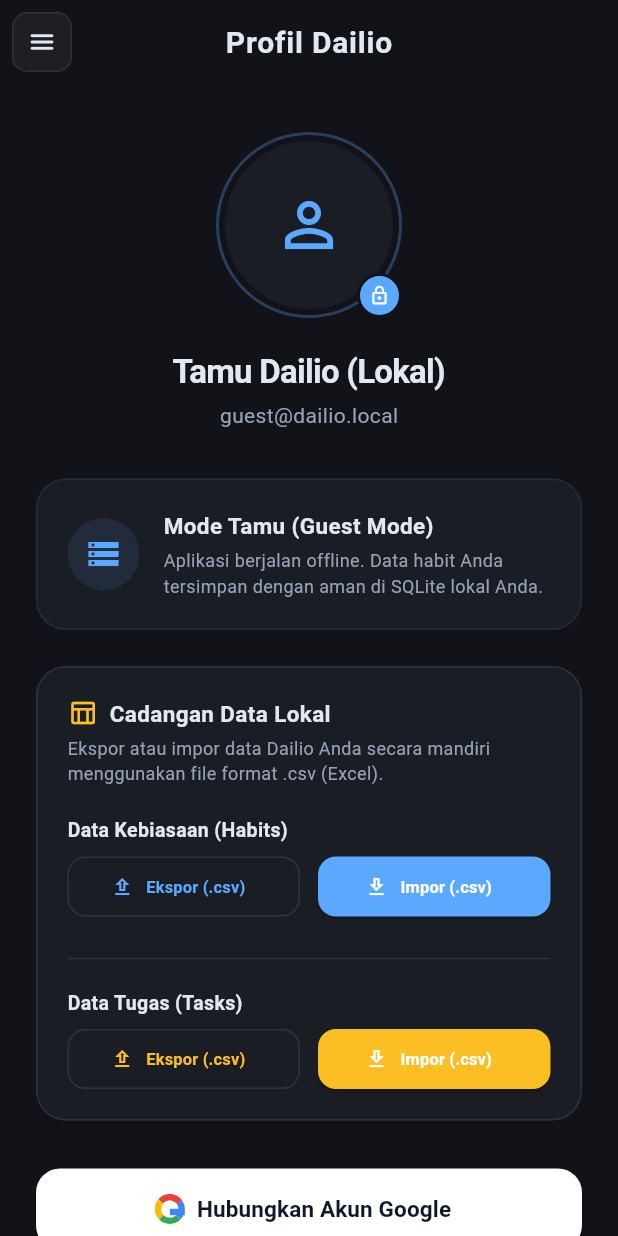
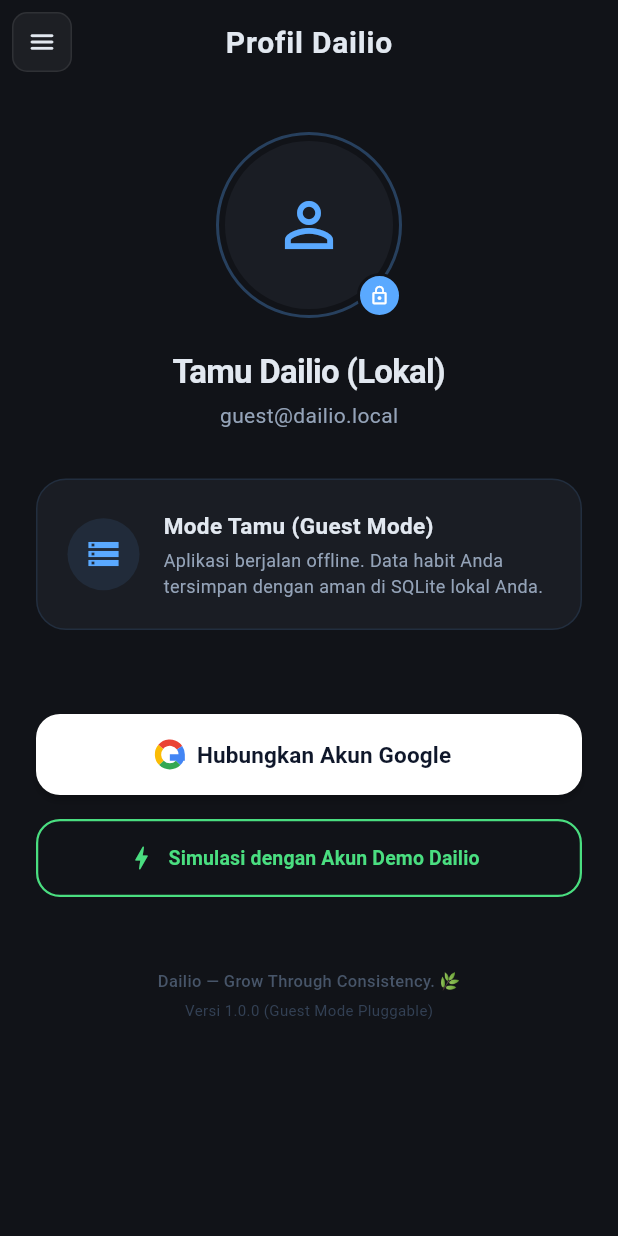
Before and after one commit to anharahya-gif/HabitTrackerApp, a Flutter app: the ProfilePage screen opened by its route, on a phone screen of 412 x 824 dp. Run offline on Flutter 3.47's test engine with Material 3 defaults, Android fonts, the phone set to English and light mode, and no system bars; our stand-ins replace cloud_firestore, connectivity_plus, file_picker, firebase_auth, firebase_core, flutter_local_notifications and 7 more; missing offline and left inert: home_widget; accounts and stored records are empty.

```diff
--- a/lib/features/auth/presentation/pages/profile_page.dart
+++ b/lib/features/auth/presentation/pages/profile_page.dart
@@ -310,7 +310,7 @@
           const SizedBox(height: 24),
 
           // 2.5. Cadangan Data Lokal (.xml) Ekspor & Impor
-          _buildBackupSection(context, ref, habits, tasks),
+          // _buildBackupSection(context, ref, habits, tasks),
 
           if (kDebugMode) ...[
             const SizedBox(height: 24),
@@ -688,357 +688,357 @@
     );
   }
 
-  /// Membangun kartu cadangan lokal untuk melakukan ekspor & impor CSV
-  Widget _buildBackupSection(BuildContext context, WidgetRef ref, List<Habit> habits, List<Task> tasks) {
-    final theme = Theme.of(context);
-    final isDark = theme.brightness == Brightness.dark;
-    final cardColor = isDark ? const Color(0xff1a1d24) : theme.colorScheme.surface;
-    final borderColor = isDark ? const Color(0xff2e3342) : const Color(0xffe2e8f0);
-    final textPrimary = isDark ? const Color(0xffe2e8f0) : theme.colorScheme.onSurface;
-    final textSecondary = isDark ? const Color(0xff94a3b8) : theme.colorScheme.onSurface.withOpacity(0.6);
+//   /// Membangun kartu cadangan lokal untuk melakukan ekspor & impor CSV
+//   Widget _buildBackupSection(BuildContext context, WidgetRef ref, List<Habit> habits, List<Task> tasks) {
+//     final theme = Theme.of(context);
+//     final isDark = theme.brightness == Brightness.dark;
+//     final cardColor = isDark ? const Color(0xff1a1d24) : theme.colorScheme.surface;
+//     final borderColor = isDark ? const Color(0xff2e3342) : const Color(0xffe2e8f0);
+//     final textPrimary = isDark ? const Color(0xffe2e8f0) : theme.colorScheme.onSurface;
+//     final textSecondary = isDark ? const Color(0xff94a3b8) : theme.colorScheme.onSurface.withOpacity(0.6);
 
-    return Container(
-      width: double.infinity,
-      padding: const EdgeInsets.all(20),
-      decoration: BoxDecoration(
-        color: cardColor,
-        borderRadius: BorderRadius.circular(20),
-        border: Border.all(
-          color: borderColor,
-        ),
-      ),
-      child: Column(
-        crossAxisAlignment: CrossAxisAlignment.start,
-        children: [
-          Row(
-            children: [
-              const Icon(Icons.table_chart_outlined, color: AppTheme.statusSkipped, size: 20),
-              const SizedBox(width: 8),
-              Text(
-                'Cadangan Data Lokal',
-                style: TextStyle(
-                  fontWeight: FontWeight.bold,
-                  fontSize: 15,
-                  color: textPrimary,
-                ),
-              ),
-            ],
-          ),
-          const SizedBox(height: 4),
-          Text(
-            'Ekspor atau impor data Dailio Anda secara mandiri menggunakan file format .csv (Excel).',
-            style: TextStyle(
-              fontSize: 12,
-              color: textSecondary,
-              height: 1.4,
-            ),
-          ),
-          const SizedBox(height: 20),
+//     return Container(
+//       width: double.infinity,
+//       padding: const EdgeInsets.all(20),
+//       decoration: BoxDecoration(
+//         color: cardColor,
+//         borderRadius: BorderRadius.circular(20),
+//         border: Border.all(
+//           color: borderColor,
+//         ),
+//       ),
+//       child: Column(
+//         crossAxisAlignment: CrossAxisAlignment.start,
+//         children: [
+//           Row(
+//             children: [
+//               const Icon(Icons.table_chart_outlined, color: AppTheme.statusSkipped, size: 20),
+//               const SizedBox(width: 8),
+//               Text(
+//                 'Cadangan Data Lokal',
+//                 style: TextStyle(
+//                   fontWeight: FontWeight.bold,
+//                   fontSize: 15,
+//                   color: textPrimary,
+//                 ),
+//               ),
+//             ],
+//           ),
+//           const SizedBox(height: 4),
+//           Text(
+//             'Ekspor atau impor data Dailio Anda secara mandiri menggunakan file format .csv (Excel).',
+//             style: TextStyle(
+//               fontSize: 12,
+//               color: textSecondary,
+//               height: 1.4,
+//             ),
+//           ),
+//           const SizedBox(height: 20),
 
-          // --- HABITS SECTION ---
-          Text(
-            'Data Kebiasaan (Habits)',
-            style: TextStyle(
-              fontWeight: FontWeight.bold,
-              fontSize: 13,
-              color: textPrimary,
-            ),
-          ),
-          const SizedBox(height: 8),
-          Row(
-            children: [
-              // Tombol Ekspor Habits
-              Expanded(
-                child: SizedBox(
-                  height: 40,
-                  child: OutlinedButton.icon(
-                    onPressed: () => _exportHabits(context, habits),
-                    style: OutlinedButton.styleFrom(
-                      foregroundColor: AppTheme.accentPrimary,
-                      side: BorderSide(color: borderColor),
-                      shape: RoundedRectangleBorder(
-                        borderRadius: BorderRadius.circular(12),
-                      ),
-                    ),
-                    icon: const Icon(Icons.upload_outlined, size: 16),
-                    label: const Text(
-                      'Ekspor (.csv)',
-                      style: TextStyle(fontWeight: FontWeight.bold, fontSize: 11),
-                    ),
-                  ),
-                ),
-              ),
-              const SizedBox(width: 12),
+//           // --- HABITS SECTION ---
+//           Text(
+//             'Data Kebiasaan (Habits)',
+//             style: TextStyle(
+//               fontWeight: FontWeight.bold,
+//               fontSize: 13,
+//               color: textPrimary,
+//             ),
+//           ),
+//           const SizedBox(height: 8),
+//           Row(
+//             children: [
+//               // Tombol Ekspor Habits
+//               Expanded(
+//                 child: SizedBox(
+//                   height: 40,
+//                   child: OutlinedButton.icon(
+//                     onPressed: () => _exportHabits(context, habits),
+//                     style: OutlinedButton.styleFrom(
+//                       foregroundColor: AppTheme.accentPrimary,
+//                       side: BorderSide(color: borderColor),
+//                       shape: RoundedRectangleBorder(
+//                         borderRadius: BorderRadius.circular(12),
+//                       ),
+//                     ),
+//                     icon: const Icon(Icons.upload_outlined, size: 16),
+//                     label: const Text(
+//                       'Ekspor (.csv)',
+//                       style: TextStyle(fontWeight: FontWeight.bold, fontSize: 11),
+//                     ),
+//                   ),
+//                 ),
+//               ),
+//               const SizedBox(width: 12),
 
-              // Tombol Impor Habits
-              Expanded(
-                child: SizedBox(
-                  height: 40,
-                  child: ElevatedButton.icon(
-                    onPressed: () => _importHabits(context, ref),
-                    style: ElevatedButton.styleFrom(
-                      backgroundColor: AppTheme.accentPrimary,
-                      foregroundColor: Colors.white,
-                      shape: RoundedRectangleBorder(
-                        borderRadius: BorderRadius.circular(12),
-                      ),
-                    ),
-                    icon: const Icon(Icons.download_outlined, size: 16),
-                    label: const Text(
-                      'Impor (.csv)',
-                      style: TextStyle(fontWeight: FontWeight.bold, fontSize: 11),
-                    ),
-                  ),
-                ),
-              ),
-            ],
-          ),
+//               // Tombol Impor Habits
+//               Expanded(
+//                 child: SizedBox(
+//                   height: 40,
+//                   child: ElevatedButton.icon(
+//                     onPressed: () => _importHabits(context, ref),
+//                     style: ElevatedButton.styleFrom(
+//                       backgroundColor: AppTheme.accentPrimary,
+//                       foregroundColor: Colors.white,
+//                       shape: RoundedRectangleBorder(
+//                         borderRadius: BorderRadius.circular(12),
+//                       ),
+//                     ),
+//                     icon: const Icon(Icons.download_outlined, size: 16),
+//                     label: const Text(
+//                       'Impor (.csv)',
+//                       style: TextStyle(fontWeight: FontWeight.bold, fontSize: 11),
+//                     ),
+//                   ),
+//                 ),
+//               ),
+//             ],
+//           ),
 
-          const SizedBox(height: 20),
-          Divider(color: borderColor),
-          const SizedBox(height: 12),
+//           const SizedBox(height: 20),
+//           Divider(color: borderColor),
+//           const SizedBox(height: 12),
 
-          // --- TASKS SECTION ---
-          Text(
-            'Data Tugas (Tasks)',
-            style: TextStyle(
-              fontWeight: FontWeight.bold,
-              fontSize: 13,
-              color: textPrimary,
-            ),
-          ),
-          const SizedBox(height: 8),
-          Row(
-            children: [
-              // Tombol Ekspor Tasks
-              Expanded(
-                child: SizedBox(
-                  height: 40,
-                  child: OutlinedButton.icon(
-                    onPressed: () => _exportTasks(context, tasks),
-                    style: OutlinedButton.styleFrom(
-                      foregroundColor: AppTheme.statusSkipped,
-                      side: BorderSide(color: borderColor),
-                      shape: RoundedRectangleBorder(
-                        borderRadius: BorderRadius.circular(12),
-                      ),
-                    ),
-                    icon: const Icon(Icons.upload_outlined, size: 16),
-                    label: const Text(
-                      'Ekspor (.csv)',
-                      style: TextStyle(fontWeight: FontWeight.bold, fontSize: 11),
-                    ),
-                  ),
-                ),
-              ),
-              const SizedBox(width: 12),
+//           // --- TASKS SECTION ---
+//           Text(
+//             'Data Tugas (Tasks)',
+//             style: TextStyle(
+//               fontWeight: FontWeight.bold,
+//               fontSize: 13,
+//               color: textPrimary,
+//             ),
+//           ),
+//           const SizedBox(height: 8),
+//           Row(
+//             children: [
+//               // Tombol Ekspor Tasks
+//               Expanded(
+//                 child: SizedBox(
+//                   height: 40,
+//                   child: OutlinedButton.icon(
+//                     onPressed: () => _exportTasks(context, tasks),
+//                     style: OutlinedButton.styleFrom(
+//                       foregroundColor: AppTheme.statusSkipped,
+//                       side: BorderSide(color: borderColor),
+//                       shape: RoundedRectangleBorder(
+//                         borderRadius: BorderRadius.circular(12),
+//                       ),
+//                     ),
+//                     icon: const Icon(Icons.upload_outlined, size: 16),
+//                     label: const Text(
+//                       'Ekspor (.csv)',
+//                       style: TextStyle(fontWeight: FontWeight.bold, fontSize: 11),
+//                     ),
+//                   ),
+//                 ),
+//               ),
+//               const SizedBox(width: 12),
 
-              // Tombol Impor Tasks
-              Expanded(
-                child: SizedBox(
-                  height: 40,
-                  child: ElevatedButton.icon(
-                    onPressed: () => _importTasks(context, ref),
-                    style: ElevatedButton.styleFrom(
-                      backgroundColor: AppTheme.statusSkipped,
-                      foregroundColor: Colors.white,
-                      shape: RoundedRectangleBorder(
-                        borderRadius: BorderRadius.circular(12),
-                      ),
-                    ),
-                    icon: const Icon(Icons.download_outlined, size: 16),
-                    label: const Text(
-                      'Impor (.csv)',
-                      style: TextStyle(fontWeight: FontWeight.bold, fontSize: 11),
-                    ),
-                  ),
-                ),
-              ),
-            ],
-          ),
-        ],
-      ),
-    );
-  }
+//               // Tombol Impor Tasks
+//               Expanded(
+//                 child: SizedBox(
+//                   height: 40,
+//                   child: ElevatedButton.icon(
+//                     onPressed: () => _importTasks(context, ref),
+//                     style: ElevatedButton.styleFrom(
+//                       backgroundColor: AppTheme.statusSkipped,
+//                       foregroundColor: Colors.white,
+//                       shape: RoundedRectangleBorder(
+//                         borderRadius: BorderRadius.circular(12),
+//                       ),
+//                     ),
+//                     icon: const Icon(Icons.download_outlined, size: 16),
+//                     label: const Text(
+//                       'Impor (.csv)',
+//                       style: TextStyle(fontWeight: FontWeight.bold, fontSize: 11),
+//                     ),
+//                   ),
+//                 ),
+//               ),
+//             ],
+//           ),
+//         ],
+//       ),
+//     );
+//   }
 
-  /// Proses mengekspor habit lokal ke file CSV dan membagikannya via Share Sheet
-  Future<void> _exportHabits(BuildContext context, List<Habit> habits) async {
-    if (habits.isEmpty) {
-      ScaffoldMessenger.of(context).showSnackBar(
-        const SnackBar(
-          content: Text('Anda belum memiliki kebiasaan aktif untuk diekspor.'),
-          backgroundColor: AppTheme.statusSkipped,
-        ),
-      );
-      return;
-    }
+//   /// Proses mengekspor habit lokal ke file CSV dan membagikannya via Share Sheet
+//   Future<void> _exportHabits(BuildContext context, List<Habit> habits) async {
+//     if (habits.isEmpty) {
+//       ScaffoldMessenger.of(context).showSnackBar(
+//         const SnackBar(
+//           content: Text('Anda belum memiliki kebiasaan aktif untuk diekspor.'),
+//           backgroundColor: AppTheme.statusSkipped,
+//         ),
+//       );
+//       return;
+//     }
 
-    try {
-      // 1. Generate konten CSV
-      final csvString = CsvHabitHelper.habitsToCsv(habits);
+//     try {
+//       // 1. Generate konten CSV
+//       final csvString = CsvHabitHelper.habitsToCsv(habits);
 
-      // 2. Simpan di direktori temporer HP
-      final directory = await getTemporaryDirectory();
-      final file = File('${directory.path}/dailio_habits_backup.csv');
-      await file.writeAsString(csvString);
+//       // 2. Simpan di direktori temporer HP
+//       final directory = await getTemporaryDirectory();
+//       final file = File('${directory.path}/dailio_habits_backup.csv');
+//       await file.writeAsString(csvString);
 
-      // 3. Share file CSV menggunakan Share Sheet native OS
-      await Share.shareXFiles(
-        [XFile(file.path)],
-        subject: 'Dailio Habits Backup (.csv)',
-        text: 'Berikut adalah file backup daftar kebiasaan Dailio saya! 🌱',
-      );
-    } catch (e) {
-      ScaffoldMessenger.of(context).showSnackBar(
-        SnackBar(
-          content: Text('Gagal mengekspor data: $e'),
-          backgroundColor: AppTheme.statusMissed,
-        ),
-      );
-    }
-  }
+//       // 3. Share file CSV menggunakan Share Sheet native OS
+//       await Share.shareXFiles(
+//         [XFile(file.path)],
+//         subject: 'Dailio Habits Backup (.csv)',
+//         text: 'Berikut adalah file backup daftar kebiasaan Dailio saya! 🌱',
+//       );
+//     } catch (e) {
+//       ScaffoldMessenger.of(context).showSnackBar(
+//         SnackBar(
+//           content: Text('Gagal mengekspor data: $e'),
+//           backgroundColor: AppTheme.statusMissed,
+//         ),
+//       );
+//     }
+//   }
 
-  /// Proses mengimpor file CSV dari storage lokal dan memasukkannya ke database SQLite
-  Future<void> _importHabits(BuildContext context, WidgetRef ref) async {
-    try {
-      // 1. Buka File Picker bawaan OS untuk menyaring berkas .csv
-      final result = await FilePicker.pickFiles(
-        type: FileType.custom,
-        allowedExtensions: ['csv'],
-      );
+//   /// Proses mengimpor file CSV dari storage lokal dan memasukkannya ke database SQLite
+//   Future<void> _importHabits(BuildContext context, WidgetRef ref) async {
+//     try {
+//       // 1. Buka File Picker bawaan OS untuk menyaring berkas .csv
+//       final result = await FilePicker.pickFiles(
+//         type: FileType.custom,
+//         allowedExtensions: ['csv'],
+//       );
 
-      if (result == null || result.files.single.path == null) {
-        // Proses dibatalkan oleh user
-        return;
-      }
+//       if (result == null || result.files.single.path == null) {
+//         // Proses dibatalkan oleh user
+//         return;
+//       }
 
-      // 2. Baca isi file CSV
-      final file = File(result.files.single.path!);
-      final csvContent = await file.readAsString();
+//       // 2. Baca isi file CSV
+//       final file = File(result.files.single.path!);
+//       final csvContent = await file.readAsString();
 
-      // 3. Parsing CSV ke List<Habit>
-      final importedHabits = CsvHabitHelper.csvToHabits(csvContent);
+//       // 3. Parsing CSV ke List<Habit>
+//       final importedHabits = CsvHabitHelper.csvToHabits(csvContent);
 
-      if (importedHabits.isEmpty) {
-        ScaffoldMessenger.of(context).showSnackBar(
-          const SnackBar(
-            content: Text('File CSV kosong atau tidak sesuai dengan format ekspor Dailio.'),
-            backgroundColor: AppTheme.statusSkipped,
-          ),
-        );
-        return;
-      }
+//       if (importedHabits.isEmpty) {
+//         ScaffoldMessenger.of(context).showSnackBar(
+//           const SnackBar(
+//             content: Text('File CSV kosong atau tidak sesuai dengan format ekspor Dailio.'),
+//             backgroundColor: AppTheme.statusSkipped,
+//           ),
+//         );
+//         return;
+//       }
 
-      // 4. Masukkan ke dalam SQLite menggunakan controller HabitList secara paralel/sekuensial
-      int successCount = 0;
-      for (final habit in importedHabits) {
-        final res = await ref.read(habitListProvider.notifier).addHabit(habit);
-        if (res is Success<void>) {
-          successCount++;
-        }
-      }
+//       // 4. Masukkan ke dalam SQLite menggunakan controller HabitList secara paralel/sekuensial
+//       int successCount = 0;
+//       for (final habit in importedHabits) {
+//         final res = await ref.read(habitListProvider.notifier).addHabit(habit);
+//         if (res is Success<void>) {
+//           successCount++;
+//         }
+//       }
 
-      // 5. Beri feedback visual SnackBar
-      ScaffoldMessenger.of(context).showSnackBar(
-        SnackBar(
-          content: Text('Berhasil memulihkan $successCount dari ${importedHabits.length} kebiasaan! 🎉'),
-          backgroundColor: AppTheme.statusDone,
-        ),
-      );
-    } catch (e) {
-      ScaffoldMessenger.of(context).showSnackBar(
-        SnackBar(
-          content: Text('Gagal mengimpor data. Pastikan format CSV sesuai.\nError: $e'),
-          backgroundColor: AppTheme.statusMissed,
-        ),
-      );
-    }
-  }
+//       // 5. Beri feedback visual SnackBar
+//       ScaffoldMessenger.of(context).showSnackBar(
+//         SnackBar(
+//           content: Text('Berhasil memulihkan $successCount dari ${importedHabits.length} kebiasaan! 🎉'),
+//           backgroundColor: AppTheme.statusDone,
+//         ),
+//       );
+//     } catch (e) {
+//       ScaffoldMessenger.of(context).showSnackBar(
+//         SnackBar(
+//           content: Text('Gagal mengimpor data. Pastikan format CSV sesuai.\nError: $e'),
+//           backgroundColor: AppTheme.statusMissed,
+//         ),
+//       );
+//     }
+//   }
 
-  /// Proses mengekspor tasks lokal ke file CSV dan membagikannya via Share Sheet
-  Future<void> _exportTasks(BuildContext context, List<Task> tasks) async {
-    if (tasks.isEmpty) {
-      ScaffoldMessenger.of(context).showSnackBar(
-        const SnackBar(
-          content: Text('Anda belum memiliki tugas untuk diekspor.'),
-          backgroundColor: AppTheme.statusSkipped,
-        ),
-      );
-      return;
-    }
+//   /// Proses mengekspor tasks lokal ke file CSV dan membagikannya via Share Sheet
+//   Future<void> _exportTasks(BuildContext context, List<Task> tasks) async {
+//     if (tasks.isEmpty) {
+//       ScaffoldMessenger.of(context).showSnackBar(
+//         const SnackBar(
+//           content: Text('Anda belum memiliki tugas untuk diekspor.'),
+//           backgroundColor: AppTheme.statusSkipped,
+//         ),
+//       );
+//       return;
+//     }
 
-    try {
-      final csvString = CsvTaskHelper.tasksToCsv(tasks);
+//     try {
+//       final csvString = CsvTaskHelper.tasksToCsv(tasks);
 
-      final directory = await getTemporaryDirectory();
-      final file = File('${directory.path}/dailio_tasks_backup.csv');
-      await file.writeAsString(csvString);
+//       final directory = await getTemporaryDirectory();
+//       final file = File('${directory.path}/dailio_tasks_backup.csv');
+//       await file.writeAsString(csvString);
 
-      await Share.shareXFiles(
-        [XFile(file.path)],
-        subject: 'Dailio Tasks Backup (.csv)',
-        text: 'Berikut adalah file backup daftar tugas Dailio saya! 📋',
-      );
-    } catch (e) {
-      ScaffoldMessenger.of(context).showSnackBar(
-        SnackBar(
-          content: Text('Gagal mengekspor data: $e'),
-          backgroundColor: AppTheme.statusMissed,
-        ),
-      );
-    }
-  }
+//       await Share.shareXFiles(
+//         [XFile(file.path)],
+//         subject: 'Dailio Tasks Backup (.csv)',
+//         text: 'Berikut adalah file backup daftar tugas Dailio saya! 📋',
+//       );
+//     } catch (e) {
+//       ScaffoldMessenger.of(context).showSnackBar(
+//         SnackBar(
+//           content: Text('Gagal mengekspor data: $e'),
+//           backgroundColor: AppTheme.statusMissed,
+//         ),
+//       );
+//     }
+//   }
 
-  /// Proses mengimpor file CSV tugas dari storage lokal dan memasukkannya ke database SQLite
-  Future<void> _importTasks(BuildContext context, WidgetRef ref) async {
-    try {
-      final result = await FilePicker.pickFiles(
-        type: FileType.custom,
-        allowedExtensions: ['csv'],
-      );
+//   /// Proses mengimpor file CSV tugas dari storage lokal dan memasukkannya ke database SQLite
+//   Future<void> _importTasks(BuildContext context, WidgetRef ref) async {
+//     try {
+//       final result = await FilePicker.pickFiles(
+//         type: FileType.custom,
+//         allowedExtensions: ['csv'],
+//       );
 
-      if (result == null || result.files.single.path == null) {
-        return;
-      }
+//       if (result == null || result.files.single.path == null) {
+//         return;
+//       }
 
-      final file = File(result.files.single.path!);
-      final csvContent = await file.readAsString();
+//       final file = File(result.files.single.path!);
+//       final csvContent = await file.readAsString();
 
-      final importedTasks = CsvTaskHelper.csvToTasks(csvContent);
+//       final importedTasks = CsvTaskHelper.csvToTasks(csvContent);
 
-      if (importedTasks.isEmpty) {
-        ScaffoldMessenger.of(context).showSnackBar(
-          const SnackBar(
-            content: Text('File CSV kosong atau tidak sesuai dengan format ekspor tugas Dailio.'),
-            backgroundColor: AppTheme.statusSkipped,
-          ),
-        );
-        return;
-      }
+//       if (importedTasks.isEmpty) {
+//         ScaffoldMessenger.of(context).showSnackBar(
+//           const SnackBar(
+//             content: Text('File CSV kosong atau tidak sesuai dengan format ekspor tugas Dailio.'),
+//             backgroundColor: AppTheme.statusSkipped,
+//           ),
+//         );
+//         return;
+//       }
 
-      int successCount = 0;
-      for (final task in importedTasks) {
-        final res = await ref.read(taskListProvider.notifier).addTask(task);
-        if (res is Success<void>) {
-          successCount++;
-        }
-      }
+//       int successCount = 0;
+//       for (final task in importedTasks) {
+//         final res = await ref.read(taskListProvider.notifier).addTask(task);
+//         if (res is Success<void>) {
+//           successCount++;
+//         }
+//       }
 
-      ScaffoldMessenger.of(context).showSnackBar(
-        SnackBar(
-          content: Text('Berhasil memulihkan $successCount dari ${importedTasks.length} tugas! 🎉'),
-          backgroundColor: AppTheme.statusDone,
-        ),
-      );
-    } catch (e) {
-      ScaffoldMessenger.of(context).showSnackBar(
-        SnackBar(
-          content: Text('Gagal mengimpor data. Pastikan format CSV sesuai.\nError: $e'),
-          backgroundColor: AppTheme.statusMissed,
-        ),
-      );
-    }
-  }
+//       ScaffoldMessenger.of(context).showSnackBar(
+//         SnackBar(
+//           content: Text('Berhasil memulihkan $successCount dari ${importedTasks.length} tugas! 🎉'),
+//           backgroundColor: AppTheme.statusDone,
+//         ),
+//       );
+//     } catch (e) {
+//       ScaffoldMessenger.of(context).showSnackBar(
+//         SnackBar(
+//           content: Text('Gagal mengimpor data. Pastikan format CSV sesuai.\nError: $e'),
+//           backgroundColor: AppTheme.statusMissed,
+//         ),
+//       );
+//     }
+//   }
 }
 
 /// Widget Kustom Logo Google Presisi Tinggi demi Keunggulan Visual
```
